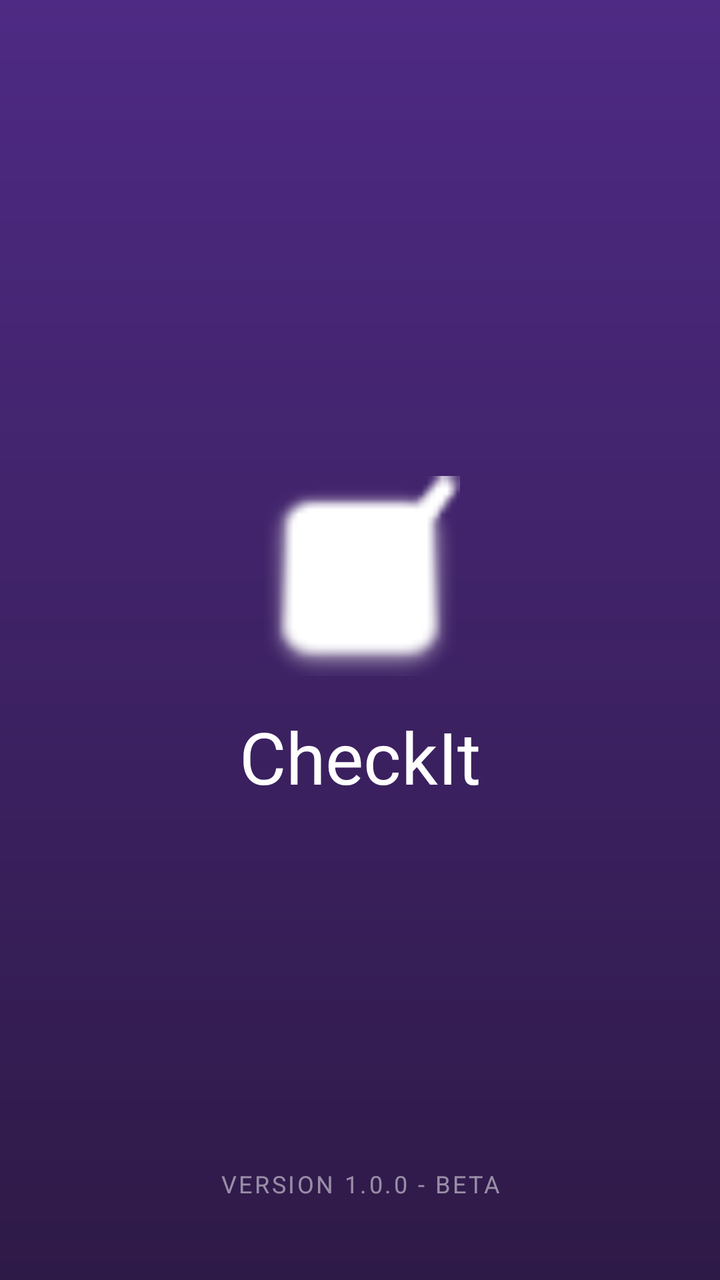
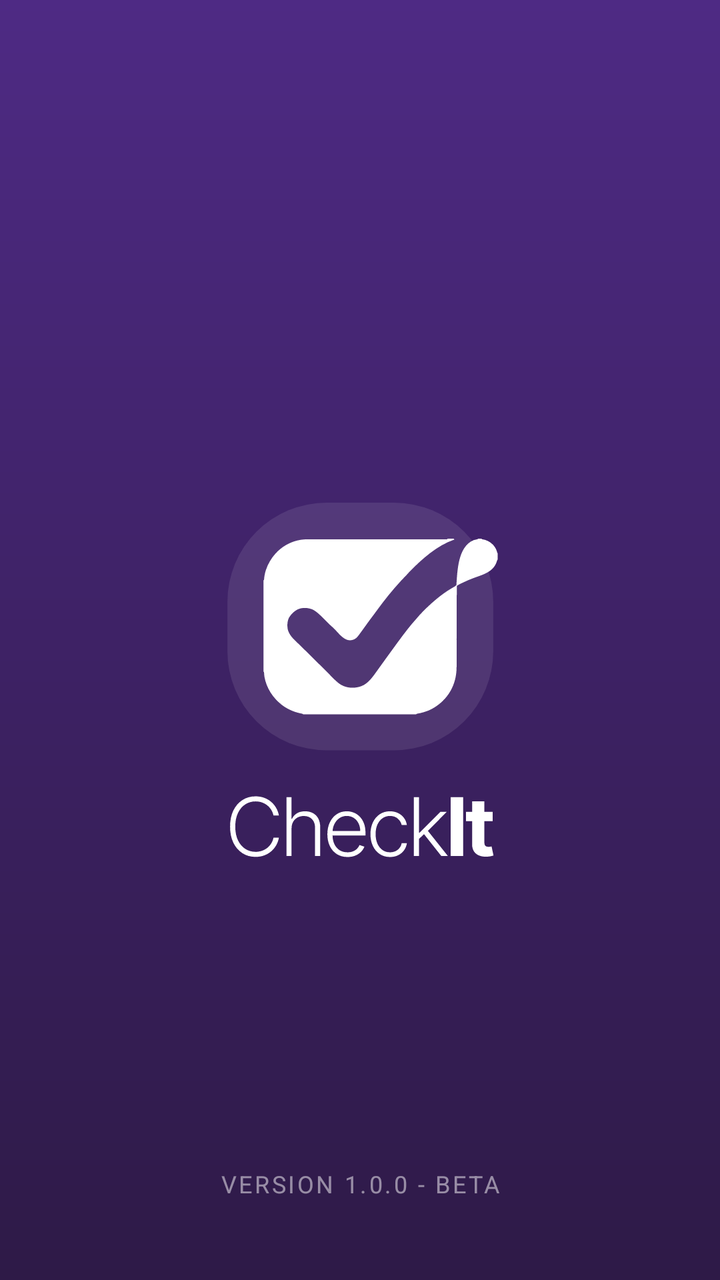

Two renders of the same Android screen: before a commit and after it. Below are the layout's source before the change and the commit's diff.
<!-- AndroidManifest.xml: application theme Theme.CheckIt -->
<!-- res/layout/activity_splash.xml -->
<?xml version="1.0" encoding="utf-8"?>
<androidx.constraintlayout.widget.ConstraintLayout xmlns:android="http://schemas.android.com/apk/res/android"
    xmlns:app="http://schemas.android.com/apk/res-auto"
    xmlns:tools="http://schemas.android.com/tools"
    android:layout_width="match_parent"
    android:layout_height="match_parent"
    android:background="@drawable/splash_gradient"
    tools:context="com.example.checkit.SplashActivity">

    
    <LinearLayout
        android:id="@+id/logo_container"
        android:layout_width="wrap_content"
        android:layout_height="wrap_content"
        android:gravity="center"
        android:orientation="vertical"
        app:layout_constraintBottom_toBottomOf="parent"
        app:layout_constraintEnd_toEndOf="parent"
        app:layout_constraintStart_toStartOf="parent"
        app:layout_constraintTop_toTopOf="parent">

        <ImageView
            android:id="@+id/img_logo"
            android:layout_width="100dp"
            android:layout_height="100dp"
            android:contentDescription="@string/content_desc_logo"
            android:src="@android:drawable/checkbox_on_background"
            app:tint="@color/white" />

        <TextView
            android:id="@+id/tv_app_name"
            android:layout_width="wrap_content"
            android:layout_height="wrap_content"
            android:layout_marginTop="16dp"
            android:text="@string/app_name"
            android:textColor="@color/white"
            android:textSize="36sp"
            android:textStyle="normal" />
    </LinearLayout>

    
    <TextView
        android:id="@+id/tv_version"
        android:layout_width="wrap_content"
        android:layout_height="wrap_content"
        android:layout_marginBottom="40dp"
        android:letterSpacing="0.1"
        android:text="@string/version_text"
        android:textColor="@color/version_text_color"
        android:textSize="12sp"
        app:layout_constraintBottom_toBottomOf="parent"
        app:layout_constraintEnd_toEndOf="parent"
        app:layout_constraintStart_toStartOf="parent" />

</androidx.constraintlayout.widget.ConstraintLayout>
<!-- resources referenced by this layout -->
<resources>
  <color name="version_text_color">#80FFFFFF</color>
  <color name="white">#FFFFFFFF</color>
  <!-- drawable splash_gradient (drawable) -->
  <?xml version="1.0" encoding="utf-8"?>
  <shape xmlns:android="http://schemas.android.com/apk/res/android"
      android:shape="rectangle">
      <gradient
          android:angle="270"
          android:endColor="@color/purple_gradient_end"
          android:startColor="@color/purple_gradient_start"
          android:type="linear" />
  </shape>
  <string name="app_name">CheckIt</string>
  <string name="content_desc_logo">Checkmark Logo</string>
  <string name="version_text">VERSION 1.0.0 - BETA</string>
  <style name="Theme.CheckIt" parent="Base.Theme.CheckIt" />
  <color name="purple_gradient_end">#2E1A47</color>
  <color name="purple_gradient_start">#4E2A84</color>
  <style name="Base.Theme.CheckIt" parent="Theme.Material3.Light.NoActionBar">
          
          
      </style>
</resources>

<!-- the commit's change to res/layout/activity_splash.xml (unified diff, before → after) -->
@@ -21,21 +21,10 @@
 
         <ImageView
             android:id="@+id/img_logo"
-            android:layout_width="100dp"
-            android:layout_height="100dp"
+            android:layout_width="223dp"
+            android:layout_height="232dp"
             android:contentDescription="@string/content_desc_logo"
-            android:src="@android:drawable/checkbox_on_background"
-            app:tint="@color/white" />
-
-        <TextView
-            android:id="@+id/tv_app_name"
-            android:layout_width="wrap_content"
-            android:layout_height="wrap_content"
-            android:layout_marginTop="16dp"
-            android:text="@string/app_name"
-            android:textColor="@color/white"
-            android:textSize="36sp"
-            android:textStyle="normal" />
+            android:src="@drawable/logo_splash" />
     </LinearLayout>
 
     
<!-- resource entries referenced after the edit -->
@@ -1,7 +1,7 @@
 <!-- resources referenced by this layout -->
 <resources>
   <color name="version_text_color">#80FFFFFF</color>
-  <color name="white">#FFFFFFFF</color>
+  <!-- drawable logo_splash: vector/xml drawable (drawable, 6898 chars, omitted) -->
   <!-- drawable splash_gradient (drawable) -->
   <?xml version="1.0" encoding="utf-8"?>
   <shape xmlns:android="http://schemas.android.com/apk/res/android"
@@ -12,7 +12,6 @@
           android:startColor="@color/purple_gradient_start"
           android:type="linear" />
   </shape>
-  <string name="app_name">CheckIt</string>
   <string name="content_desc_logo">Checkmark Logo</string>
   <string name="version_text">VERSION 1.0.0 - BETA</string>
   <style name="Theme.CheckIt" parent="Base.Theme.CheckIt" />
